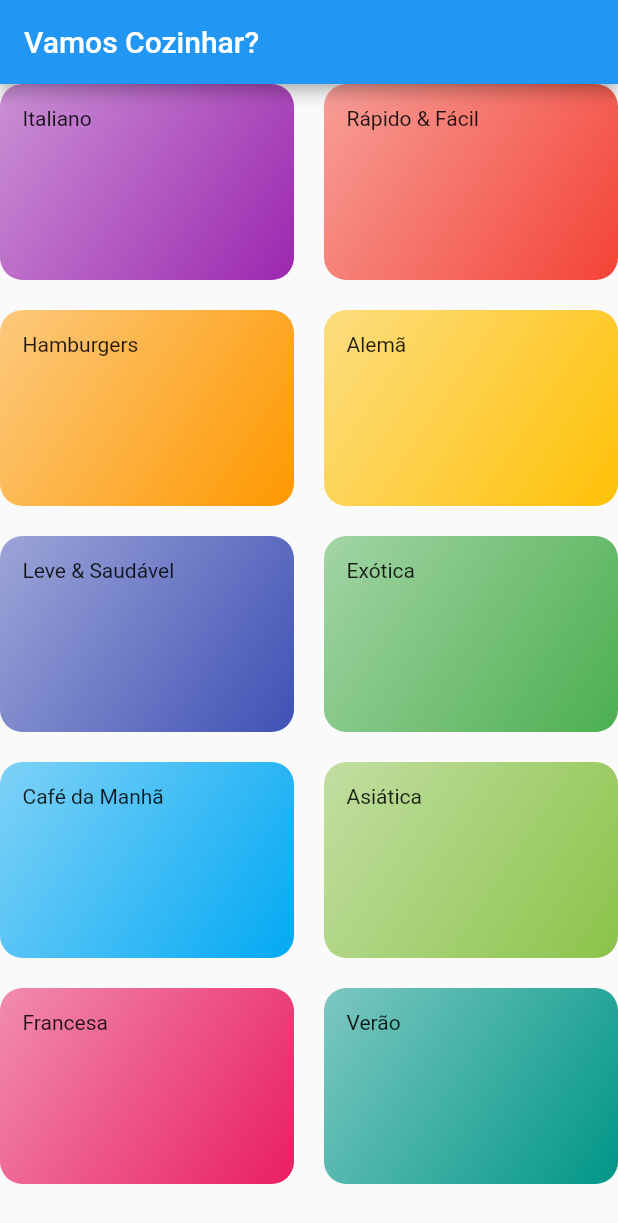
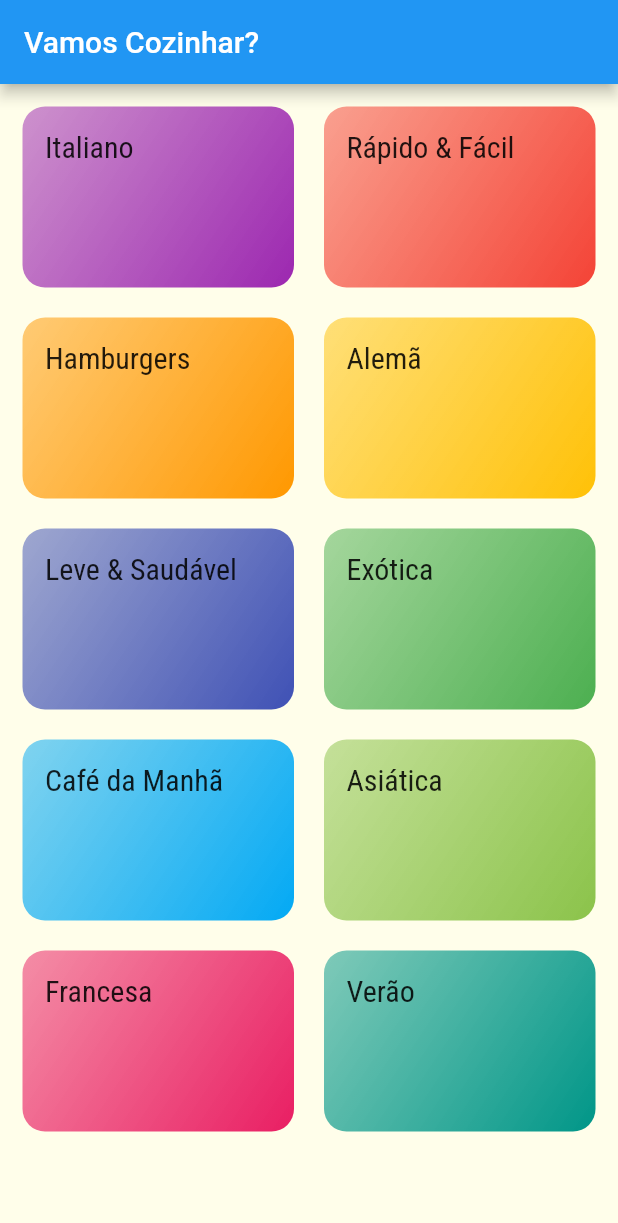
Before and after one commit to aislanfp/meals, a Flutter app: the screen it shows after launch, on a phone screen of 412 x 824 dp. Shown: the top 1223 px of the screen. Run offline on Flutter 3.47's test engine with Material 2 defaults, Android fonts, the phone set to English and light mode, and no system bars.

Commit message:
Aula 185

```diff
--- a/lib/components/category_item.dart
+++ b/lib/components/category_item.dart
@@ -1,22 +1,39 @@
-import 'package:flutter/cupertino.dart';
+import 'package:flutter/material.dart';
 import 'package:meals/models/category.dart';
+import 'package:meals/screens/categories_meals_screen.dart';
 
 class CategoryItem extends StatelessWidget {
   final Category category;
 
   const CategoryItem(this.category, {Key? key}) : super(key: key);
 
+  void _onSelectCategory(BuildContext context) {
+    Navigator.of(context).push(
+      MaterialPageRoute(builder: (_) {
+        return CategoriesMealsScreen(category);
+      }),
+    );
+  }
+
   @override
   Widget build(BuildContext context) {
-    return Container(
-      padding: EdgeInsets.all(15),
+    return InkWell(
+      onTap: () => _onSelectCategory(context),
+      borderRadius: BorderRadius.circular(15),
+      splashColor: Theme.of(context).primaryColor,
+      child: Container(
+        padding: const EdgeInsets.all(15),
         decoration: BoxDecoration(
             borderRadius: BorderRadius.circular(15),
             gradient: LinearGradient(colors: [
               category.color.withOpacity(0.5),
               category.color,
             ], begin: Alignment.topLeft, end: Alignment.bottomRight)),
-      child: Text(category.title),
+        child: Text(
+          category.title,
+          style: Theme.of(context).textTheme.titleMedium,
+        ),
+      ),
     );
   }
 }
--- a/lib/main.dart
+++ b/lib/main.dart
@@ -13,9 +13,15 @@ class MyApp extends StatelessWidget {
     return MaterialApp(
       title: 'Vamos Cozinhar?',
       theme: ThemeData(
-        primarySwatch: Colors.blue,
-      ),
-      home: CategoriesScreen(),
+          primarySwatch: Colors.pink,
+          colorScheme:
+              ColorScheme.fromSwatch().copyWith(secondary: Colors.amber),
+          fontFamily: 'Raleway',
+          canvasColor: const Color.fromRGBO(255, 254, 229, 0.8),
+          textTheme: ThemeData.light().textTheme.copyWith(
+              titleMedium: const TextStyle(
+                  fontSize: 20, fontFamily: 'RobotoCondensed'))),
+      home: const CategoriesScreen(),
     );
   }
 }
--- a/lib/screens/categories_screen.dart
+++ b/lib/screens/categories_screen.dart
@@ -9,9 +9,12 @@ class CategoriesScreen extends StatelessWidget {
   Widget build(BuildContext context) {
     return Scaffold(
       appBar: AppBar(
-        title: const Text('Vamos Cozinhar?'),
+        title: const Text(
+          'Vamos Cozinhar?',
+        ),
       ),
       body: GridView(
+        padding: const EdgeInsets.all(15),
         gridDelegate: const SliverGridDelegateWithMaxCrossAxisExtent(
           maxCrossAxisExtent: 200,
           childAspectRatio: 3 / 2,
```
Also changed, not shown: lib/screens/categories_meals_screen.dart (added, +18 -0 lines), pubspec.yaml (+17 -11 lines), assets/fonts/Raleway-Black.ttf (added), assets/fonts/Raleway-Bold.ttf (added), assets/fonts/Raleway-Regular.ttf (added), assets/fonts/RobotoCondensed-Bold.ttf (added), assets/fonts/RobotoCondensed-Italic.ttf (added), assets/fonts/RobotoCondensed-Light.ttf (added), assets/fonts/RobotoCondensed-Regular.ttf (added). Lines whose indentation alone changed are shown as unchanged.
